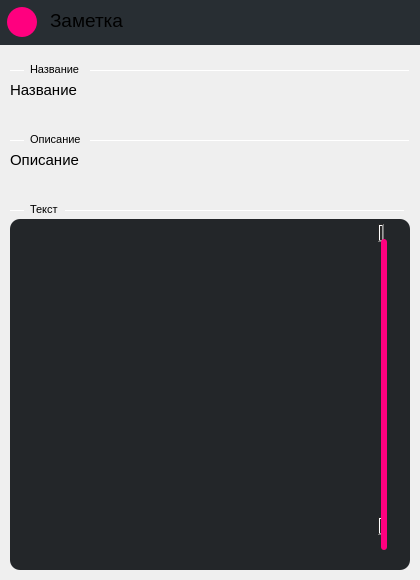
This is Client/note.ui in KarpovVlY/Client as Qt 5 draws it before an edit. The edited form follows.
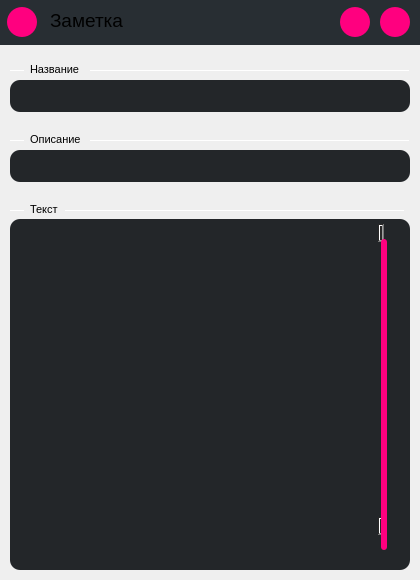
This is the edited form. Icons and pictures are not drawn.

Diff of the .ui file:
```diff
--- a/Client/note.ui
+++ b/Client/note.ui
@@ -75,6 +75,70 @@
      <string>Заметка</string>
     </property>
    </widget>
+   <widget class="QPushButton" name="editButton">
+    <property name="geometry">
+     <rect>
+      <x>340</x>
+      <y>7</y>
+      <width>30</width>
+      <height>30</height>
+     </rect>
+    </property>
+    <property name="styleSheet">
+     <string notr="true">background-color: rgb(255, 0, 127);
+ border-style: solid;
+ border-radius:15px;
+ max-width:30px;
+ max-height:30px;
+ min-width:30px;
+ min-height:30px;</string>
+    </property>
+    <property name="text">
+     <string/>
+    </property>
+    <property name="icon">
+     <iconset>
+      <normaloff>../../../../../Рабочий стол/ClientRes/create_white.png</normaloff>../../../../../Рабочий стол/ClientRes/create_white.png</iconset>
+    </property>
+    <property name="iconSize">
+     <size>
+      <width>25</width>
+      <height>25</height>
+     </size>
+    </property>
+   </widget>
+   <widget class="QPushButton" name="deleteButon">
+    <property name="geometry">
+     <rect>
+      <x>380</x>
+      <y>7</y>
+      <width>30</width>
+      <height>30</height>
+     </rect>
+    </property>
+    <property name="styleSheet">
+     <string notr="true">background-color: rgb(255, 0, 127);
+ border-style: solid;
+ border-radius:15px;
+ max-width:30px;
+ max-height:30px;
+ min-width:30px;
+ min-height:30px;</string>
+    </property>
+    <property name="text">
+     <string/>
+    </property>
+    <property name="icon">
+     <iconset>
+      <normaloff>../../../../../Рабочий стол/ClientRes/delete_white.png</normaloff>../../../../../Рабочий стол/ClientRes/delete_white.png</iconset>
+    </property>
+    <property name="iconSize">
+     <size>
+      <width>25</width>
+      <height>25</height>
+     </size>
+    </property>
+   </widget>
   </widget>
   <widget class="QPlainTextEdit" name="contentPlainTextEdit">
    <property name="geometry">
@@ -176,82 +240,6 @@
     <bool>true</bool>
    </property>
   </widget>
-  <widget class="QLabel" name="nameLabel">
-   <property name="geometry">
-    <rect>
-     <x>10</x>
-     <y>80</y>
-     <width>400</width>
-     <height>20</height>
-    </rect>
-   </property>
-   <property name="minimumSize">
-    <size>
-     <width>400</width>
-     <height>20</height>
-    </size>
-   </property>
-   <property name="maximumSize">
-    <size>
-     <width>400</width>
-     <height>20</height>
-    </size>
-   </property>
-   <property name="font">
-    <font>
-     <pointsize>11</pointsize>
-     <weight>50</weight>
-     <bold>false</bold>
-    </font>
-   </property>
-   <property name="styleSheet">
-    <string notr="true"> max-width:400px;
- max-height:20px;
- min-width:400px;
- min-height:20px;</string>
-   </property>
-   <property name="text">
-    <string>Название</string>
-   </property>
-  </widget>
-  <widget class="QLabel" name="descriptionLabel">
-   <property name="geometry">
-    <rect>
-     <x>10</x>
-     <y>150</y>
-     <width>180</width>
-     <height>20</height>
-    </rect>
-   </property>
-   <property name="minimumSize">
-    <size>
-     <width>180</width>
-     <height>20</height>
-    </size>
-   </property>
-   <property name="maximumSize">
-    <size>
-     <width>180</width>
-     <height>20</height>
-    </size>
-   </property>
-   <property name="font">
-    <font>
-     <pointsize>11</pointsize>
-     <weight>50</weight>
-     <bold>false</bold>
-    </font>
-   </property>
-   <property name="styleSheet">
-    <string notr="true"> max-width:180px;
- max-height:20px;
- min-width:180px;
- min-height:20px;</string>
-   </property>
-   <property name="text">
-    <string>Описание</string>
-   </property>
-  </widget>
   <widget class="QWidget" name="titleHint_1" native="true">
    <property name="geometry">
     <rect>
@@ -414,6 +402,66 @@
     </property>
    </widget>
   </widget>
+  <widget class="QLineEdit" name="descriptionLineEdit">
+   <property name="geometry">
+    <rect>
+     <x>10</x>
+     <y>150</y>
+     <width>400</width>
+     <height>32</height>
+    </rect>
+   </property>
+   <property name="cursor">
+    <cursorShape>IBeamCursor</cursorShape>
+   </property>
+   <property name="mouseTracking">
+    <bool>true</bool>
+   </property>
+   <property name="styleSheet">
+    <string notr="true">border-style: solid;
+border-radius: 10px; 
+
+color:  #FFF; 
+background-color: rgb(35, 38, 41); 
+selection-background-color: rgb(43,45,56);  
+
+
+padding-left: 10px;
+padding-right: 10px; 
+padding-top:5px;
+padding-bottom:5px;</string>
+   </property>
+   <property name="readOnly">
+    <bool>true</bool>
+   </property>
+  </widget>
+  <widget class="QLineEdit" name="nameLineEdit">
+   <property name="geometry">
+    <rect>
+     <x>10</x>
+     <y>80</y>
+     <width>400</width>
+     <height>32</height>
+    </rect>
+   </property>
+   <property name="styleSheet">
+    <string notr="true">border-style: solid;
+border-radius: 10px; 
+
+color:  #FFF; 
+background-color: rgb(35, 38, 41); 
+selection-background-color: rgb(43,45,56);  
+
+
+padding-left: 10px;
+padding-right: 10px; 
+padding-top:5px;
+padding-bottom:5px;</string>
+   </property>
+   <property name="readOnly">
+    <bool>true</bool>
+   </property>
+  </widget>
  </widget>
  <resources/>
  <connections/>
```
Left out of the diff: 3 changed lines with no effect on the pictures.
